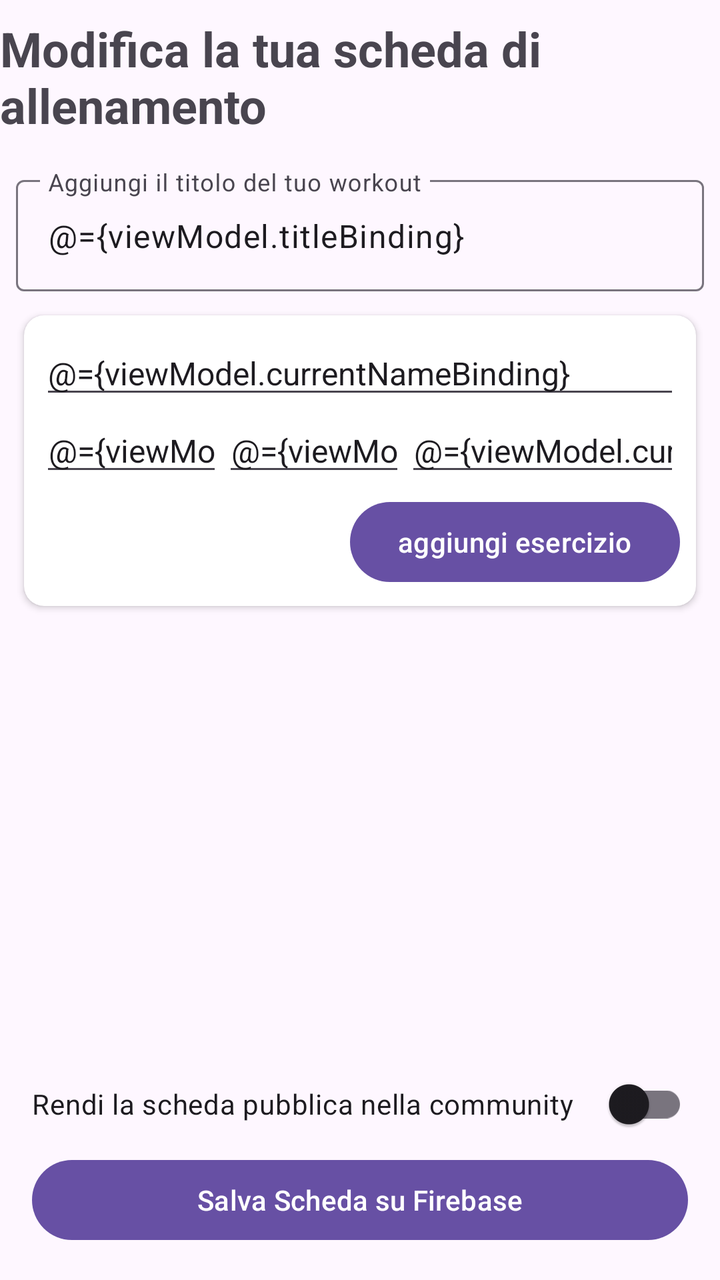
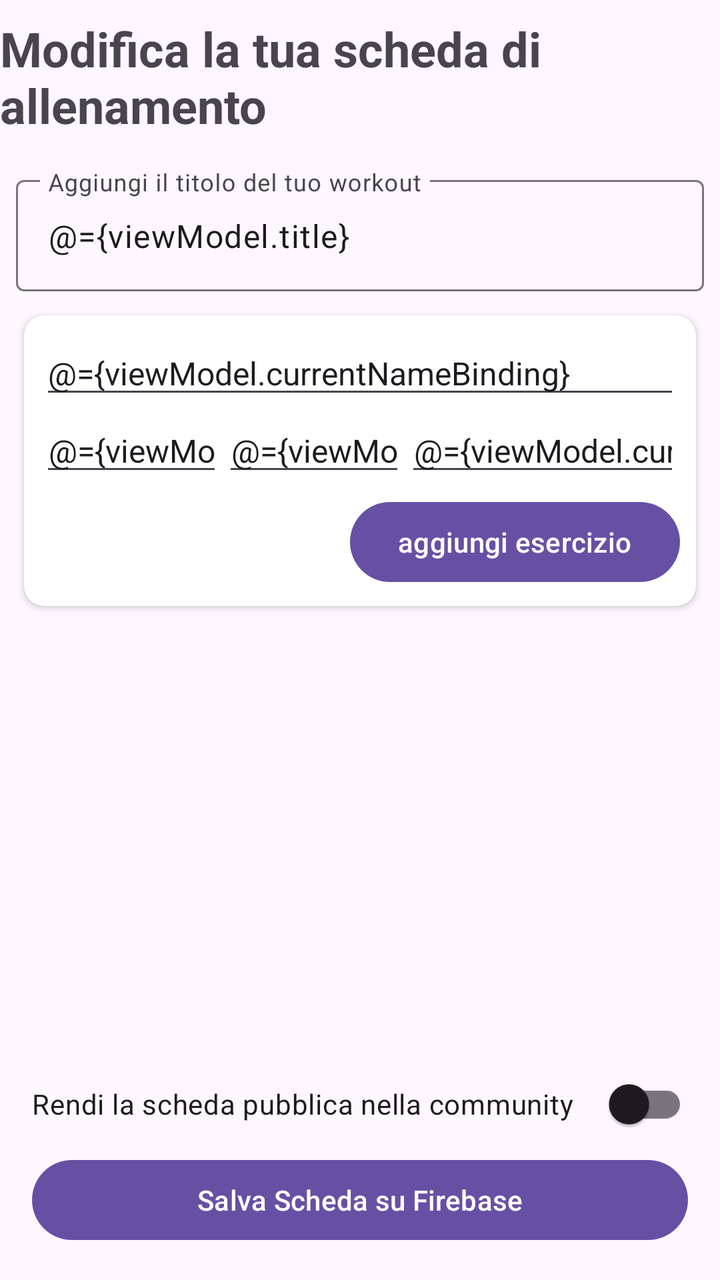

Before-and-after screenshots of an Android layout around one commit, followed by the original layout XML and the change that was made.
<!-- AndroidManifest.xml: application theme Theme.Progetto_Rosso_Iacopo -->
<!-- res/layout/fragment_edit_workout.xml -->
<?xml version="1.0" encoding="utf-8"?>
<layout xmlns:android="http://schemas.android.com/apk/res/android"
    xmlns:app="http://schemas.android.com/apk/res-auto"
    xmlns:tools="http://schemas.android.com/tools">

    <data>
        <variable
            name="viewModel"
            type="com.example.progetto_rosso_iacopo.ui.workout.EditRoutineViewModel" />
    </data>

    <androidx.constraintlayout.widget.ConstraintLayout
        android:layout_width="match_parent"
        android:layout_height="match_parent">

        <TextView
            android:id="@+id/textView"
            android:layout_width="wrap_content"
            android:layout_height="wrap_content"
            android:layout_marginHorizontal="10dp"
            android:layout_marginStart="8dp"
            android:layout_marginTop="8dp"
            android:layout_marginEnd="8dp"
            android:text="@string/workout_modification_title"
            android:textSize="24sp"
            android:textStyle="bold"
            app:layout_constraintEnd_toEndOf="parent"
            app:layout_constraintStart_toStartOf="parent"
            app:layout_constraintTop_toTopOf="parent" />

        <com.google.android.material.textfield.TextInputLayout
            android:id="@+id/tilTitle"
            android:layout_width="match_parent"
            android:layout_height="wrap_content"
            android:layout_marginStart="8dp"
            android:layout_marginTop="16dp"
            android:layout_marginEnd="8dp"
            android:hint="@string/title_hint"
            app:layout_constraintEnd_toEndOf="parent"
            app:layout_constraintStart_toStartOf="parent"
            app:layout_constraintTop_toBottomOf="@id/textView">

            <com.google.android.material.textfield.TextInputEditText
                android:layout_width="match_parent"
                android:layout_height="wrap_content"
                android:hint="@string/title_hint"
                android:text="@={viewModel.titleBinding}" />
        </com.google.android.material.textfield.TextInputLayout>

        <androidx.cardview.widget.CardView
            android:id="@+id/cardAddExercise"
            android:layout_width="match_parent"
            android:layout_height="wrap_content"
            android:layout_marginStart="12dp"
            android:layout_marginTop="12dp"
            android:layout_marginEnd="12dp"
            app:cardCornerRadius="10dp"
            app:cardElevation="2dp"
            app:layout_constraintEnd_toEndOf="parent"
            app:layout_constraintStart_toStartOf="parent"
            app:layout_constraintTop_toBottomOf="@id/tilTitle">

            <LinearLayout
                android:layout_width="match_parent"
                android:layout_height="wrap_content"
                android:orientation="vertical"
                android:padding="8dp"
                android:focusable="true"
                android:focusableInTouchMode="true">

                <EditText
                    android:id="@+id/etExerciseName"
                    android:layout_width="match_parent"
                    android:layout_height="wrap_content"
                    android:hint="Nome Esercizio (es. Panca Piana)"
                    android:inputType="text"
                    android:text="@={viewModel.currentNameBinding}"
                    android:textSize="16sp" />

                <LinearLayout
                    android:layout_width="match_parent"
                    android:layout_height="wrap_content"
                    android:layout_marginTop="0dp"
                    android:orientation="vertical">

                    <LinearLayout
                        android:layout_width="match_parent"
                        android:layout_height="wrap_content"
                        android:orientation="horizontal"
                        android:gravity="center_vertical">

                        <EditText
                            android:layout_width="0dp"
                            android:layout_height="wrap_content"
                            android:layout_weight="1"
                            android:hint="Serie"
                            android:inputType="number"
                            android:text="@={viewModel.currentSetsBinding}"
                            android:textAlignment="center"
                            android:textSize="16sp" />

                        <EditText
                            android:layout_width="0dp"
                            android:layout_height="wrap_content"
                            android:layout_weight="1"
                            android:hint="Ripetizioni"
                            android:inputType="number"
                            android:text="@={viewModel.currentRepsBinding}"
                            android:textAlignment="center"
                            android:textSize="16sp" />

                        <EditText
                            android:layout_width="0dp"
                            android:layout_height="wrap_content"
                            android:layout_weight="1.5"
                            android:hint="Recupero(s)"
                            android:inputType="number"
                            android:text="@={viewModel.currentRestTimeSecondsBinding}"
                            android:textAlignment="center"
                            android:textSize="16sp" />
                    </LinearLayout>
                </LinearLayout>

                <Button
                    android:id="@+id/btnExercise"
                    android:layout_width="wrap_content"
                    android:layout_height="wrap_content"
                    android:layout_gravity="end"
                    android:layout_marginTop="4dp"
                    android:text="aggiungi esercizio">
                </Button>
            </LinearLayout>
        </androidx.cardview.widget.CardView>

        <LinearLayout
            android:id="@+id/llActions"
            android:layout_width="match_parent"
            android:layout_height="wrap_content"
            android:layout_marginBottom="16dp"
            android:orientation="vertical"
            android:paddingHorizontal="16dp"
            app:layout_constraintBottom_toBottomOf="parent"
            app:layout_constraintEnd_toEndOf="parent"
            app:layout_constraintStart_toStartOf="parent">

            <com.google.android.material.switchmaterial.SwitchMaterial
                android:id="@+id/switchPublic"
                android:layout_width="match_parent"
                android:layout_height="wrap_content"
                android:layout_marginBottom="0dp"
                android:checked="@{viewModel.isRoutinePublic}"
                android:text="Rendi la scheda pubblica nella community" />

            <Button
                android:id="@+id/btnSaveRoutine"
                android:layout_width="match_parent"
                android:layout_height="wrap_content"
                android:onClick="@{() -> viewModel.saveRoutineToFirebase()}"
                android:text="Salva Scheda su Firebase" />
        </LinearLayout>

        <androidx.recyclerview.widget.RecyclerView
            android:id="@+id/rvExercises"
            android:layout_width="match_parent"
            android:layout_height="0dp"
            android:layout_marginHorizontal="12dp"
            android:layout_marginTop="12dp"
            android:layout_marginBottom="12dp"
            app:layoutManager="androidx.recyclerview.widget.LinearLayoutManager"
            app:layout_constraintBottom_toTopOf="@id/llActions"
            app:layout_constraintEnd_toEndOf="parent"
            app:layout_constraintStart_toStartOf="parent"
            app:layout_constraintTop_toBottomOf="@id/cardAddExercise"
            tools:listitem="@layout/view_modifiable_exercise" />

    </androidx.constraintlayout.widget.ConstraintLayout>
</layout>
<!-- res/layout/view_modifiable_exercise.xml (included above) -->
<?xml version="1.0" encoding="utf-8"?>
<androidx.constraintlayout.widget.ConstraintLayout xmlns:android="http://schemas.android.com/apk/res/android"
    xmlns:app="http://schemas.android.com/apk/res-auto"
    xmlns:app2="http://schemas.android.com/apk/res-auto"
    xmlns:tools="http://schemas.android.com/tools"
    android:layout_width="match_parent"
    android:layout_height="wrap_content"
    android:padding="12dp">

    <LinearLayout
        android:id="@+id/exerciseLabel"
        android:layout_width="wrap_content"
        android:layout_height="wrap_content"
        android:orientation="vertical"
        android:paddingLeft="20dp"
        app2:layout_constraintTop_toTopOf="parent"
        tools:layout_constraintBottom_toBottomOf="parent"
        tools:layout_editor_absoluteX="12dp">

        <TextView
            android:id="@+id/exerciseName"
            android:layout_width="wrap_content"
            android:layout_height="wrap_content"
            android:text="Nome Esercizio"
            android:textAppearance="?attr/textAppearanceListItem"
            android:textSize="16sp"
            android:textStyle="bold"
            app:layout_constraintVertical_chainStyle="packed" />

        <TextView
            android:id="@+id/exerciseRepsAndSets"
            android:layout_width="wrap_content"
            android:layout_height="wrap_content"
            android:text="Reps x Sets"
            android:textAppearance="?attr/textAppearanceListItemSecondary"
            android:textColor="?android:attr/textColorSecondary"
            android:textSize="14sp" />
    </LinearLayout>

    <ImageView
        android:id="@+id/btnEdit"
        android:layout_width="50dp"
        android:layout_height="50dp"
        android:layout_margin="0dp"
        android:layout_marginEnd="8dp"
        android:layout_weight="1"
        android:padding="10dp"
        android:src="@drawable/edit"
        android:text="Modifica"
        app2:layout_constraintBottom_toBottomOf="parent"
        app2:layout_constraintEnd_toStartOf="@id/btnDelete"
        app2:layout_constraintTop_toTopOf="parent" />

    <ImageView
        android:id="@+id/btnDelete"
        android:layout_width="50dp"
        android:layout_height="50dp"
        android:layout_weight="1"
        android:padding="13dp"
        android:text="Elimina"
        app2:layout_constraintBottom_toBottomOf="parent"
        app2:layout_constraintEnd_toEndOf="parent"
        app2:layout_constraintTop_toTopOf="parent"
        app:srcCompat="@drawable/delete" />

</androidx.constraintlayout.widget.ConstraintLayout>
<!-- resources referenced by this layout -->
<resources>
  <!-- drawable delete: png bitmap (drawable, 7842 bytes) -->
  <!-- drawable edit: png bitmap (drawable, 15744 bytes) -->
  <string name="title_hint">Aggiungi il titolo del tuo workout</string>
  <string name="workout_modification_title">Modifica la tua scheda di allenamento</string>
  <style name="Theme.Progetto_Rosso_Iacopo" parent="Theme.Material3.Light.NoActionBar" />
</resources>

<!-- the commit's change to res/layout/fragment_edit_workout.xml (unified diff, before → after) -->
@@ -44,7 +44,7 @@
                 android:layout_width="match_parent"
                 android:layout_height="wrap_content"
                 android:hint="@string/title_hint"
-                android:text="@={viewModel.titleBinding}" />
+                android:text="@={viewModel.title}" />
         </com.google.android.material.textfield.TextInputLayout>
 
         <androidx.cardview.widget.CardView
@@ -148,7 +148,7 @@
                 android:layout_width="match_parent"
                 android:layout_height="wrap_content"
                 android:layout_marginBottom="0dp"
-                android:checked="@{viewModel.isRoutinePublic}"
+                android:checked="@={viewModel.isRoutinePublic}"
                 android:text="Rendi la scheda pubblica nella community" />
 
             <Button
